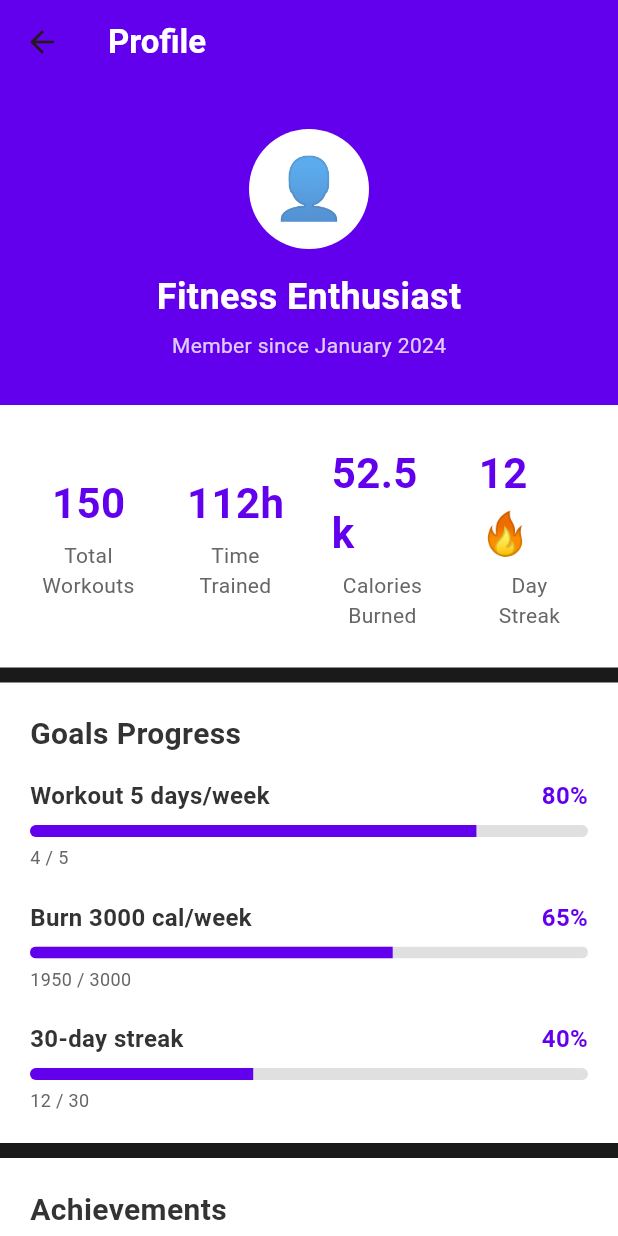
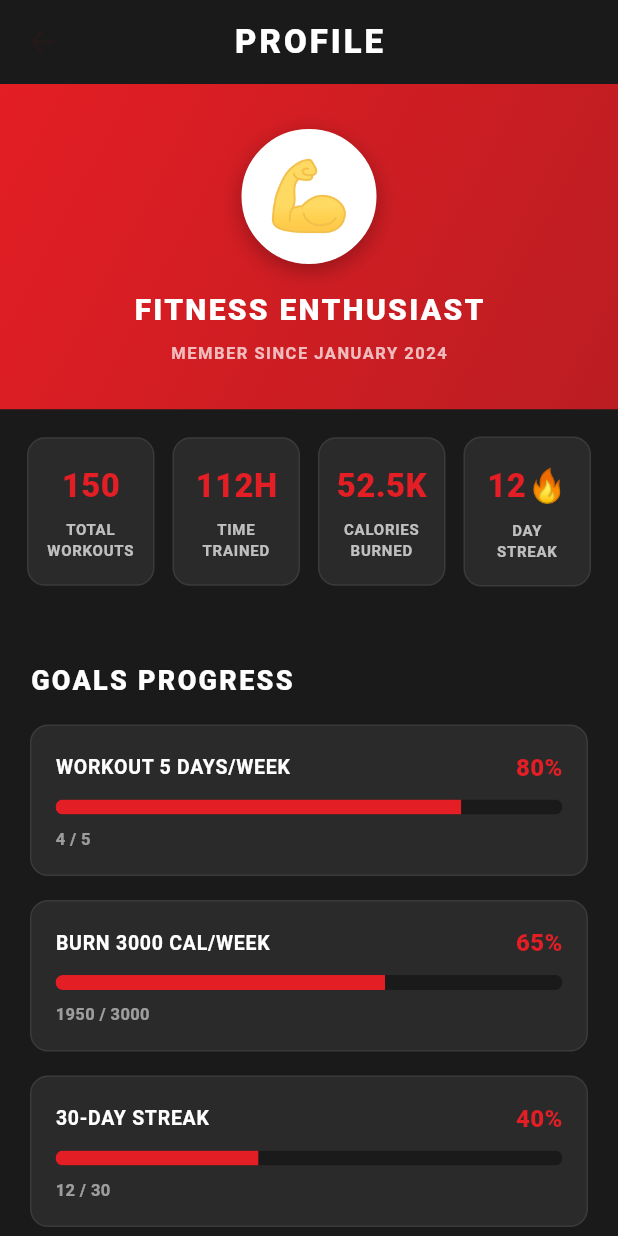
Before and after one commit to somkheartk/jess-fitness, a Flutter app: the ProfileScreen screen opened directly, on a phone screen of 412 x 824 dp. Run offline on Flutter 3.47's test engine with Material 3 defaults, Android fonts, the phone set to English and light mode, and no system bars.

Commit message:
Update profile screen with Jetts-style design - Complete all screens redesign
Co-authored-by: somkheartk <43743072+somkheartk@users.noreply.github.com>

```diff
--- a/lib/screens/profile_screen.dart
+++ b/lib/screens/profile_screen.dart
@@ -6,158 +6,191 @@ class ProfileScreen extends StatelessWidget {
   @override
   Widget build(BuildContext context) {
     return Scaffold(
+      backgroundColor: const Color(0xFF1A1A1A),
       appBar: AppBar(
         title: const Text(
-          'Profile',
-          style: TextStyle(color: Colors.white, fontWeight: FontWeight.bold),
+          'PROFILE',
+          style: TextStyle(
+            color: Colors.white,
+            fontWeight: FontWeight.w900,
+            letterSpacing: 2,
           ),
-        backgroundColor: const Color(0xFF6200EE),
+        ),
+        backgroundColor: const Color(0xFF1A1A1A),
+        elevation: 0,
+        centerTitle: true,
       ),
       body: SingleChildScrollView(
         child: Column(
           children: [
-            // Profile Header
+            // Profile Header - Red Gradient
             Container(
               width: double.infinity,
               padding: const EdgeInsets.all(30),
-              color: const Color(0xFF6200EE),
+              decoration: BoxDecoration(
+                gradient: LinearGradient(
+                  begin: Alignment.topLeft,
+                  end: Alignment.bottomRight,
+                  colors: [
+                    const Color(0xFFE31E24),
+                    const Color(0xFFE31E24).withOpacity(0.8),
+                  ],
+                ),
+              ),
               child: Column(
                 children: [
                   Container(
-                    width: 80,
-                    height: 80,
-                    decoration: const BoxDecoration(
+                    width: 90,
+                    height: 90,
+                    decoration: BoxDecoration(
                       color: Colors.white,
                       shape: BoxShape.circle,
+                      border: Border.all(
+                        color: Colors.white,
+                        width: 3,
+                      ),
+                      boxShadow: [
+                        BoxShadow(
+                          color: Colors.black.withOpacity(0.3),
+                          blurRadius: 12,
+                          offset: const Offset(0, 4),
+                        ),
+                      ],
                     ),
                     child: const Center(
                       child: Text(
-                        '👤',
-                        style: TextStyle(fontSize: 40),
+                        '💪',
+                        style: TextStyle(fontSize: 45),
                       ),
                     ),
                   ),
-                  const SizedBox(height: 15),
+                  const SizedBox(height: 16),
                   const Text(
-                    'Fitness Enthusiast',
+                    'FITNESS ENTHUSIAST',
                     style: TextStyle(
-                      fontSize: 24,
-                      fontWeight: FontWeight.bold,
+                      fontSize: 20,
+                      fontWeight: FontWeight.w900,
                       color: Colors.white,
+                      letterSpacing: 1.5,
                     ),
                   ),
-                  const SizedBox(height: 5),
-                  Text(
-                    'Member since January 2024',
+                  const SizedBox(height: 6),
+                  const Text(
+                    'MEMBER SINCE JANUARY 2024',
                     style: TextStyle(
-                      fontSize: 14,
-                      color: Colors.white.withOpacity(0.8),
+                      fontSize: 11,
+                      color: Colors.white70,
+                      fontWeight: FontWeight.w600,
+                      letterSpacing: 1,
                     ),
                   ),
                 ],
               ),
             ),
 
-            // Stats Grid
+            // Stats Grid - Dark Cards
             Container(
-              padding: const EdgeInsets.all(10),
-              color: Colors.white,
+              padding: const EdgeInsets.all(12),
+              color: const Color(0xFF1A1A1A),
               child: Row(
                 children: [
-                  Expanded(child: _buildStatCard('150', 'Total Workouts')),
-                  Expanded(child: _buildStatCard('112h', 'Time Trained')),
-                  Expanded(child: _buildStatCard('52.5k', 'Calories Burned')),
-                  Expanded(child: _buildStatCard('12 🔥', 'Day Streak')),
+                  Expanded(child: _buildStatCard('150', 'TOTAL\nWORKOUTS')),
+                  Expanded(child: _buildStatCard('112H', 'TIME\nTRAINED')),
+                  Expanded(child: _buildStatCard('52.5K', 'CALORIES\nBURNED')),
+                  Expanded(child: _buildStatCard('12🔥', 'DAY\nSTREAK')),
                 ],
               ),
             ),
 
-            const SizedBox(height: 10),
+            const SizedBox(height: 12),
 
-            // Goals Section
+            // Goals Section - Dark Theme
             Container(
               width: double.infinity,
               padding: const EdgeInsets.all(20),
-              color: Colors.white,
+              color: const Color(0xFF1A1A1A),
               child: Column(
                 crossAxisAlignment: CrossAxisAlignment.start,
                 children: [
                   const Text(
-                    'Goals Progress',
+                    'GOALS PROGRESS',
                     style: TextStyle(
-                      fontSize: 20,
-                      fontWeight: FontWeight.bold,
-                      color: Color(0xFF333333),
+                      fontSize: 18,
+                      fontWeight: FontWeight.w900,
+                      color: Colors.white,
+                      letterSpacing: 1.5,
                     ),
                   ),
-                  const SizedBox(height: 15),
-                  _buildGoalCard('Workout 5 days/week', 80, 4, 5),
-                  const SizedBox(height: 20),
-                  _buildGoalCard('Burn 3000 cal/week', 65, 1950, 3000),
-                  const SizedBox(height: 20),
-                  _buildGoalCard('30-day streak', 40, 12, 30),
+                  const SizedBox(height: 16),
+                  _buildGoalCard('WORKOUT 5 DAYS/WEEK', 80, 4, 5),
+                  const SizedBox(height: 16),
+                  _buildGoalCard('BURN 3000 CAL/WEEK', 65, 1950, 3000),
+                  const SizedBox(height: 16),
+                  _buildGoalCard('30-DAY STREAK', 40, 12, 30),
                 ],
               ),
             ),
 
-            const SizedBox(height: 10),
+            const SizedBox(height: 12),
 
-            // Achievements Section
+            // Achievements Section - Dark Theme
             Container(
               width: double.infinity,
               padding: const EdgeInsets.all(20),
-              color: Colors.white,
+              color: const Color(0xFF1A1A1A),
               child: Column(
                 crossAxisAlignment: CrossAxisAlignment.start,
                 children: [
                   const Text(
-                    'Achievements',
+                    'ACHIEVEMENTS',
                     style: TextStyle(
-                      fontSize: 20,
-                      fontWeight: FontWeight.bold,
-                      color: Color(0xFF333333),
+                      fontSize: 18,
+                      fontWeight: FontWeight.w900,
+                      color: Colors.white,
+                      letterSpacing: 1.5,
                     ),
                   ),
-                  const SizedBox(height: 15),
+                  const SizedBox(height: 16),
                   Wrap(
                     spacing: 10,
                     runSpacing: 10,
                     children: [
-                      _buildAchievementCard('🏆', 'First Workout', true),
-                      _buildAchievementCard('⭐', '100 Workouts', true),
-                      _buildAchievementCard('🔥', '7-Day Streak', true),
-                      _buildAchievementCard('💪', 'Iron Will', false),
-                      _buildAchievementCard('🎯', 'Goal Master', false),
-                      _buildAchievementCard('👑', 'Fitness King', false),
+                      _buildAchievementCard('🏆', 'FIRST\nWORKOUT', true),
+                      _buildAchievementCard('⭐', '100\nWORKOUTS', true),
+                      _buildAchievementCard('🔥', '7-DAY\nSTREAK', true),
+                      _buildAchievementCard('💪', 'IRON\nWILL', false),
+                      _buildAchievementCard('🎯', 'GOAL\nMASTER', false),
+                      _buildAchievementCard('👑', 'FITNESS\nKING', false),
                     ],
                   ),
                 ],
               ),
             ),
 
-            const SizedBox(height: 10),
+            const SizedBox(height: 12),
 
-            // Settings Section
+            // Settings Section - Dark Theme
             Container(
               width: double.infinity,
               padding: const EdgeInsets.all(20),
-              color: Colors.white,
+              color: const Color(0xFF1A1A1A),
               child: Column(
                 crossAxisAlignment: CrossAxisAlignment.start,
                 children: [
                   const Text(
-                    'Settings',
+                    'SETTINGS',
                     style: TextStyle(
-                      fontSize: 20,
-                      fontWeight: FontWeight.bold,
-                      color: Color(0xFF333333),
+                      fontSize: 18,
+                      fontWeight: FontWeight.w900,
+                      color: Colors.white,
+                      letterSpacing: 1.5,
                     ),
                   ),
-                  const SizedBox(height: 15),
-                  _buildSettingItem('Edit Profile'),
-                  _buildSettingItem('Notifications'),
-                  _buildSettingItem('Units & Preferences'),
-                  _buildSettingItem('Help & Support'),
+                  const SizedBox(height: 16),
+                  _buildSettingItem('EDIT PROFILE'),
+                  _buildSettingItem('NOTIFICATIONS'),
+                  _buildSettingItem('UNITS & PREFERENCES'),
+                  _buildSettingItem('HELP & SUPPORT'),
                 ],
               ),
             ),
@@ -170,25 +203,36 @@ class ProfileScreen extends StatelessWidget {
   }
 
   Widget _buildStatCard(String number, String label) {
-    return Padding(
-      padding: const EdgeInsets.all(15),
+    return Container(
+      margin: const EdgeInsets.all(6),
+      padding: const EdgeInsets.symmetric(vertical: 16, horizontal: 8),
+      decoration: BoxDecoration(
+        color: const Color(0xFF2A2A2A),
+        borderRadius: BorderRadius.circular(12),
+        border: Border.all(
+          color: const Color(0xFF3A3A3A),
+          width: 1,
+        ),
+      ),
       child: Column(
         children: [
           Text(
             number,
             style: const TextStyle(
-              fontSize: 28,
-              fontWeight: FontWeight.bold,
-              color: Color(0xFF6200EE),
+              fontSize: 22,
+              fontWeight: FontWeight.w900,
+              color: Color(0xFFE31E24),
             ),
           ),
-          const SizedBox(height: 5),
+          const SizedBox(height: 6),
           Text(
             label,
             textAlign: TextAlign.center,
             style: const TextStyle(
-              fontSize: 14,
-              color: Color(0xFF666666),
+              fontSize: 10,
+              color: Colors.white70,
+              fontWeight: FontWeight.w700,
+              letterSpacing: 0.5,
             ),
           ),
         ],
@@ -197,49 +241,64 @@ class ProfileScreen extends StatelessWidget {
   }
 
   Widget _buildGoalCard(String name, int progress, int current, int target) {
-    return Column(
+    return Container(
+      padding: const EdgeInsets.all(16),
+      decoration: BoxDecoration(
+        color: const Color(0xFF2A2A2A),
+        borderRadius: BorderRadius.circular(12),
+        border: Border.all(
+          color: const Color(0xFF3A3A3A),
+          width: 1,
+        ),
+      ),
+      child: Column(
         crossAxisAlignment: CrossAxisAlignment.start,
         children: [
           Row(
             mainAxisAlignment: MainAxisAlignment.spaceBetween,
             children: [
-            Text(
+              Expanded(
+                child: Text(
                   name,
                   style: const TextStyle(
-                fontSize: 16,
-                color: Color(0xFF333333),
-                fontWeight: FontWeight.w600,
+                    fontSize: 13,
+                    color: Colors.white,
+                    fontWeight: FontWeight.w700,
+                    letterSpacing: 0.5,
+                  ),
                 ),
               ),
               Text(
                 '$progress%',
                 style: const TextStyle(
                   fontSize: 16,
-                color: Color(0xFF6200EE),
-                fontWeight: FontWeight.bold,
+                  color: Color(0xFFE31E24),
+                  fontWeight: FontWeight.w900,
                 ),
               ),
             ],
           ),
-        const SizedBox(height: 8),
+          const SizedBox(height: 10),
           ClipRRect(
-          borderRadius: BorderRadius.circular(4),
+            borderRadius: BorderRadius.circular(6),
             child: LinearProgressIndicator(
               value: progress / 100,
-            minHeight: 8,
-            backgroundColor: const Color(0xFFE0E0E0),
-            valueColor: const AlwaysStoppedAnimation<Color>(Color(0xFF6200EE)),
+              minHeight: 10,
+              backgroundColor: const Color(0xFF1A1A1A),
+              valueColor: const AlwaysStoppedAnimation<Color>(Color(0xFFE31E24)),
             ),
           ),
-        const SizedBox(height: 5),
+          const SizedBox(height: 8),
           Text(
             '$current / $target',
             style: const TextStyle(
-            fontSize: 12,
-            color: Color(0xFF666666),
+              fontSize: 11,
+              color: Colors.white54,
+              fontWeight: FontWeight.w600,
             ),
           ),
         ],
+      ),
     );
   }
 
@@ -249,8 +308,12 @@ class ProfileScreen extends StatelessWidget {
       height: 100,
       padding: const EdgeInsets.all(10),
       decoration: BoxDecoration(
-        color: const Color(0xFFF5F5F5),
-        borderRadius: BorderRadius.circular(10),
+        color: unlocked ? const Color(0xFF2A2A2A) : const Color(0xFF1A1A1A),
+        borderRadius: BorderRadius.circular(12),
+        border: Border.all(
+          color: unlocked ? const Color(0xFFE31E24) : const Color(0xFF3A3A3A),
+          width: 2,
+        ),
       ),
       child: Stack(
         children: [
@@ -260,15 +323,20 @@ class ProfileScreen extends StatelessWidget {
               children: [
                 Text(
                   icon,
-                  style: const TextStyle(fontSize: 32),
+                  style: TextStyle(
+                    fontSize: 32,
+                    opacity: unlocked ? 1.0 : 0.3,
                   ),
-                const SizedBox(height: 5),
+                ),
+                const SizedBox(height: 6),
                 Text(
                   name,
                   textAlign: TextAlign.center,
-                  style: const TextStyle(
-                    fontSize: 11,
-                    color: Color(0xFF333333),
+                  style: TextStyle(
+                    fontSize: 9,
+                    color: unlocked ? Colors.white : Colors.white30,
+                    fontWeight: FontWeight.w700,
+                    letterSpacing: 0.5,
                   ),
                 ),
               ],
@@ -278,8 +346,8 @@ class ProfileScreen extends StatelessWidget {
             Positioned.fill(
               child: Container(
                 decoration: BoxDecoration(
-                  color: Colors.white.withOpacity(0.7),
-                  borderRadius: BorderRadius.circular(10),
+                  color: Colors.black.withOpacity(0.6),
+                  borderRadius: BorderRadius.circular(12),
                 ),
                 child: const Center(
                   child: Text('🔒', style: TextStyle(fontSize: 24)),
@@ -293,10 +361,14 @@ class ProfileScreen extends StatelessWidget {
 
   Widget _buildSettingItem(String title) {
     return Container(
-      padding: const EdgeInsets.symmetric(vertical: 15),
-      decoration: const BoxDecoration(
-        border: Border(
-          bottom: BorderSide(color: Color(0xFFF0F0F0), width: 1),
+      margin: const EdgeInsets.only(bottom: 12),
+      padding: const EdgeInsets.symmetric(vertical: 16, horizontal: 16),
+      decoration: BoxDecoration(
+        color: const Color(0xFF2A2A2A),
+        borderRadius: BorderRadius.circular(12),
+        border: Border.all(
+          color: const Color(0xFF3A3A3A),
+          width: 1,
         ),
       ),
       child: Row(
@@ -304,11 +376,17 @@ class ProfileScreen extends StatelessWidget {
         children: [
           Text(
             title,
-            style: const TextStyle(fontSize: 16, color: Color(0xFF333333)),
+            style: const TextStyle(
+              fontSize: 13,
+              color: Colors.white,
+              fontWeight: FontWeight.w700,
+              letterSpacing: 0.5,
             ),
-          const Text(
-            '›',
-            style: TextStyle(fontSize: 24, color: Color(0xFF999999)),
+          ),
+          const Icon(
+            Icons.arrow_forward_ios,
+            size: 16,
+            color: Color(0xFFE31E24),
           ),
         ],
       ),
```
Lines whose indentation alone changed are shown as unchanged.
